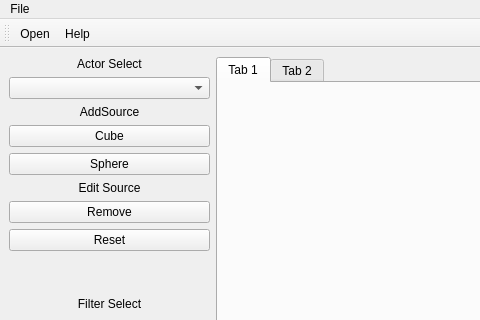
Old version of the form mainwindow.ui in the repository ejagombar/2021_Group_3; both pictures show x 0 to 480 and y 0 to 320 of the 1192 by 672 pixel window.
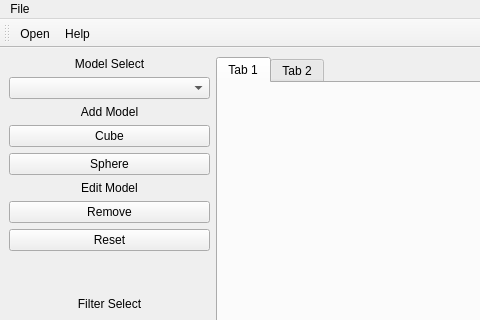
New version of the form. Icons and pictures are not drawn. Custom widgets are drawn as their Qt base class.

Commit message: bens fix for hiding debug window

Diff of the .ui file:
```diff
--- a/mainwindow.ui
+++ b/mainwindow.ui
@@ -23,7 +23,7 @@
       <item>
        <widget class="QLabel" name="Lbl_Actor">
         <property name="text">
-         <string>Actor Select</string>
+         <string>Model Select</string>
         </property>
         <property name="textFormat">
          <enum>Qt::AutoText</enum>
@@ -43,7 +43,7 @@
       <item>
        <widget class="QLabel" name="Lbl_AddSource">
         <property name="text">
-         <string>AddSource</string>
+         <string>Add Model</string>
         </property>
         <property name="alignment">
          <set>Qt::AlignCenter</set>
@@ -67,7 +67,7 @@
       <item>
        <widget class="QLabel" name="Lbl_Change">
         <property name="text">
-         <string>Edit Source</string>
+         <string>Edit Model</string>
         </property>
         <property name="alignment">
          <set>Qt::AlignCenter</set>
```
The commit also changes 1 other file.
